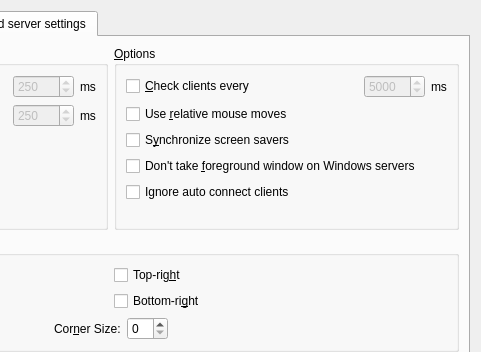
First picture: the form in src/gui/res/ServerConfigDialogBase.ui, repository deskflow/deskflow, before the edit; both pictures show x 259 to 740 and y 0 to 352 of the 740 by 514 pixel window.
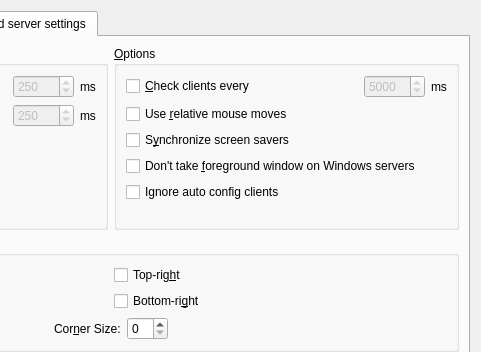
Second picture: the form after the edit. The open tabs and pages were chosen to show the change. Icons and pictures are not drawn. Custom widgets are drawn as their Qt base class.

Commit message: Resolved #4242 keep auto config name consistent

```diff
--- a/src/gui/res/ServerConfigDialogBase.ui
+++ b/src/gui/res/ServerConfigDialogBase.ui
@@ -507,7 +507,7 @@
           <item row="4" column="0">
            <widget class="QCheckBox" name="m_pCheckBoxIgnoreAutoConnectClient">
             <property name="text">
-             <string>Ignore auto connect clients</string>
+             <string>Ignore auto config clients</string>
             </property>
            </widget>
           </item>
```
Left out of the diff: 10 changed lines with no effect on the pictures. The commit also changes 10 other files.
